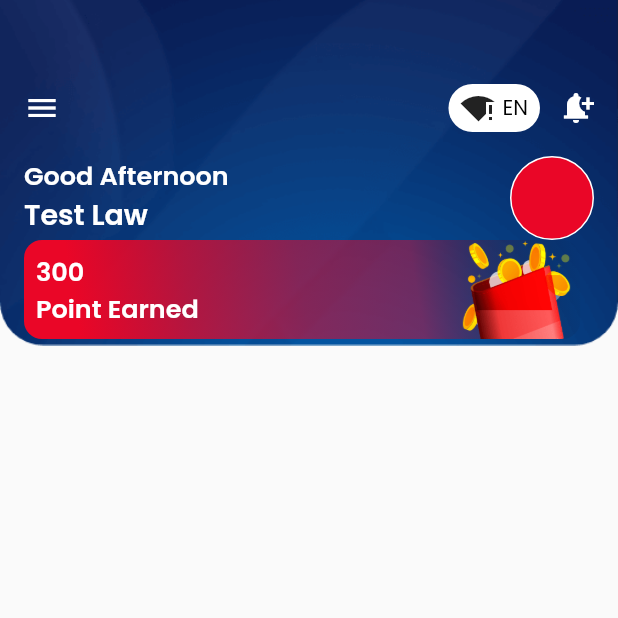
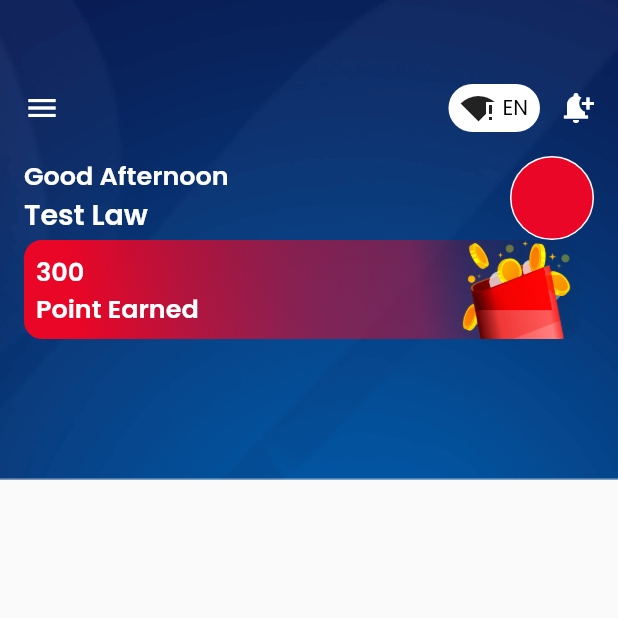
Before and after one commit to vishantjawallia/neeleez_flutter_app, a Flutter app: the _DashboardMobile screen opened directly with empty values, on a phone screen of 412 x 824 dp, the top half of it. Run offline on Flutter 3.47's test engine with Material 2 defaults, Android fonts, the phone set to English and light mode, and no system bars; our stand-ins replace equatable, get, get_it, google_fonts, logger, pinput and 3 more; accounts and stored records are empty; network calls fail.

Commit message:
new commit

```diff
--- a/lib/views/dashboard/widgets/layout.dart
+++ b/lib/views/dashboard/widgets/layout.dart
@@ -16,10 +16,9 @@ class DashboardLayout extends StatelessWidget {
         Positioned(
           child: Image.asset(
             MyImage.dashBack,
-            fit: BoxFit.contain,
-            // scale: 2,
-            // height: 320,
-            // height: ,
+            fit: BoxFit.fitHeight,
+            scale: 2,
+            height: 320,
           ),
         ),
         Container(
--- a/lib/views/splash/splash_mobile.dart
+++ b/lib/views/splash/splash_mobile.dart
@@ -12,6 +12,7 @@ class _SplashMobile extends StatelessWidget {
   Widget build(BuildContext context) {
     return Scaffold(
       body: Container(
+        height: 100.h,
         decoration: const BoxDecoration(
           image: DecorationImage(
             fit: BoxFit.cover,
```
